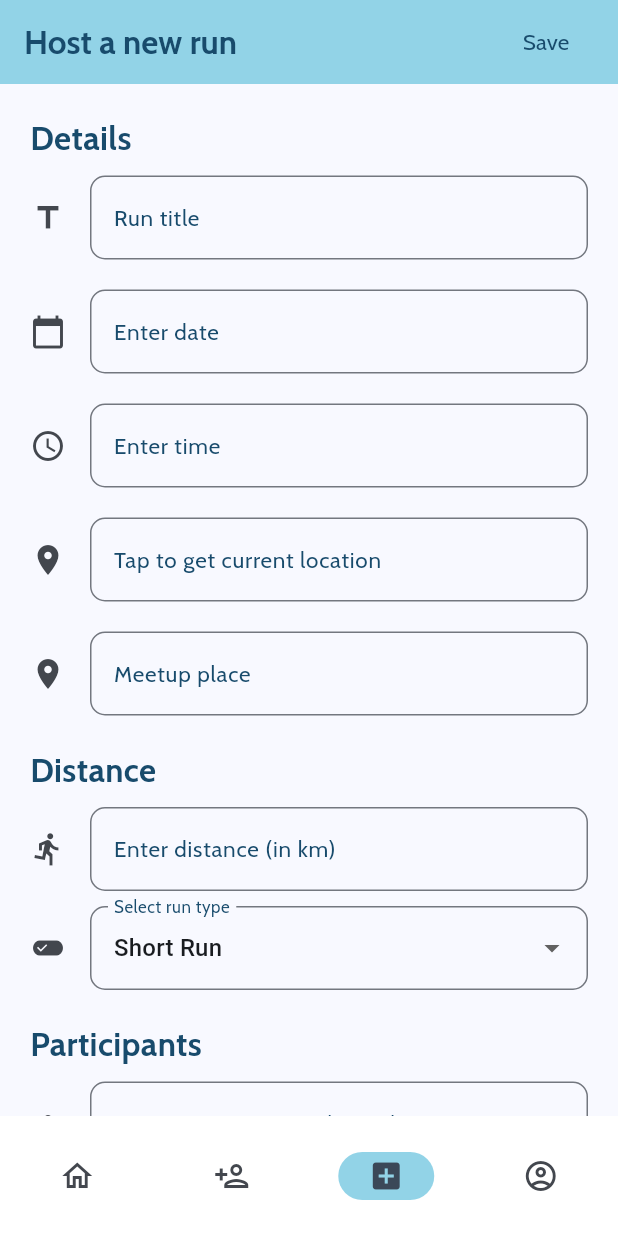
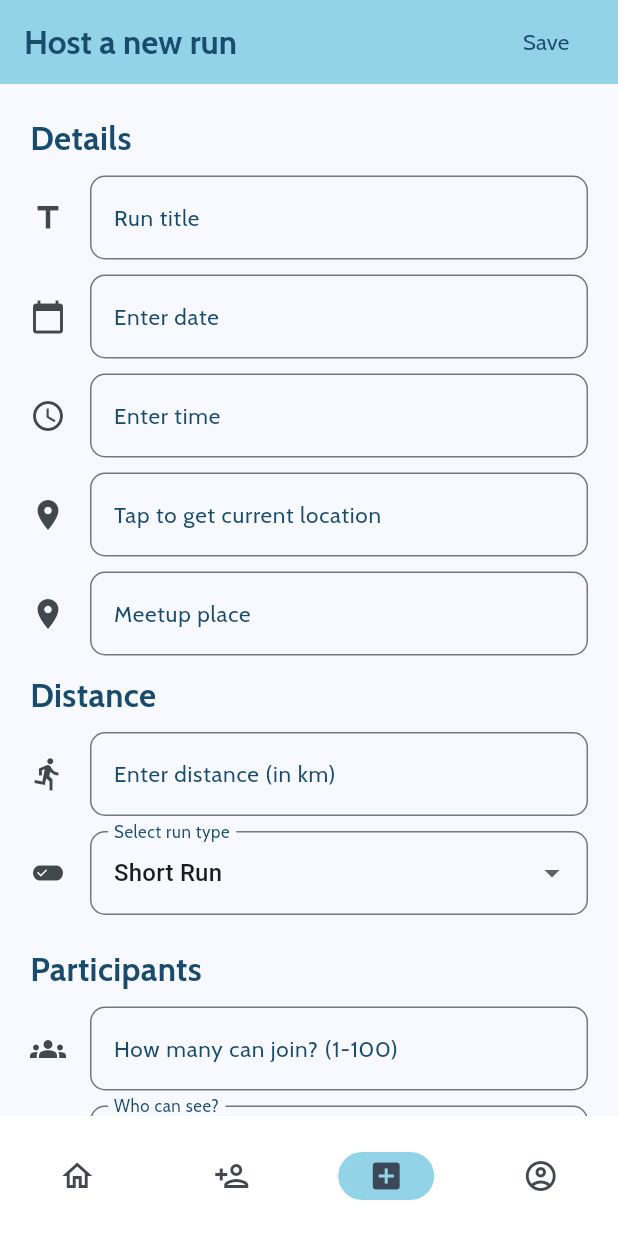
Before and after one commit to smsanagustin/runconnect, a Flutter app: the screen it shows once a user with an empty profile is signed in, swiped to page 3, on a phone screen of 412 x 824 dp. Run offline on Flutter 3.47's test engine with Material 3 defaults, Android fonts, the phone set to English and light mode, and no system bars; our stand-ins replace cloud_firestore, dartz, firebase_auth, firebase_core, flutter_riverpod, geocoding and 3 more; missing offline and left inert: dart:ffi; accounts and stored records are empty; generated files the repository leaves out were written again.

Commit message:
ui: Decrease spacing between form fields

```diff
--- a/lib/screens/home/host.dart
+++ b/lib/screens/home/host.dart
@@ -156,7 +156,7 @@ class _HostScreenState extends State<HostScreen> {
                           return null;
                         }),
                     const SizedBox(
-                      height: 20,
+                      height: 10,
                     ),
                     TextFormField(
                       controller: dateInput,
@@ -192,7 +192,7 @@ class _HostScreenState extends State<HostScreen> {
                       },
                     ),
                     const SizedBox(
-                      height: 20,
+                      height: 10,
                     ),
                     TextFormField(
                       controller: timeInput,
@@ -226,7 +226,7 @@ class _HostScreenState extends State<HostScreen> {
                       },
                     ),
                     const SizedBox(
-                      height: 20,
+                      height: 10,
                     ),
 
                     // location
@@ -252,7 +252,7 @@ class _HostScreenState extends State<HostScreen> {
                     ),
 
                     const SizedBox(
-                      height: 20,
+                      height: 10,
                     ),
                     TextFormField(
                       decoration: InputDecoration(
@@ -269,7 +269,7 @@ class _HostScreenState extends State<HostScreen> {
                       },
                     ),
                     const SizedBox(
-                      height: 20,
+                      height: 10,
                     ),
                     const StyledTitleMedium("Distance"),
                     const SizedBox(
```
